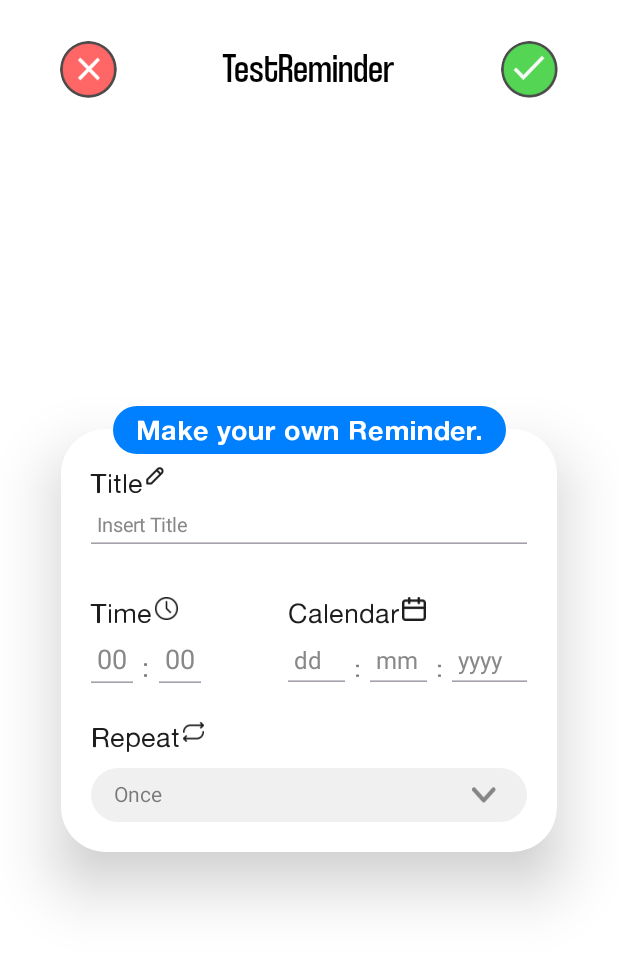
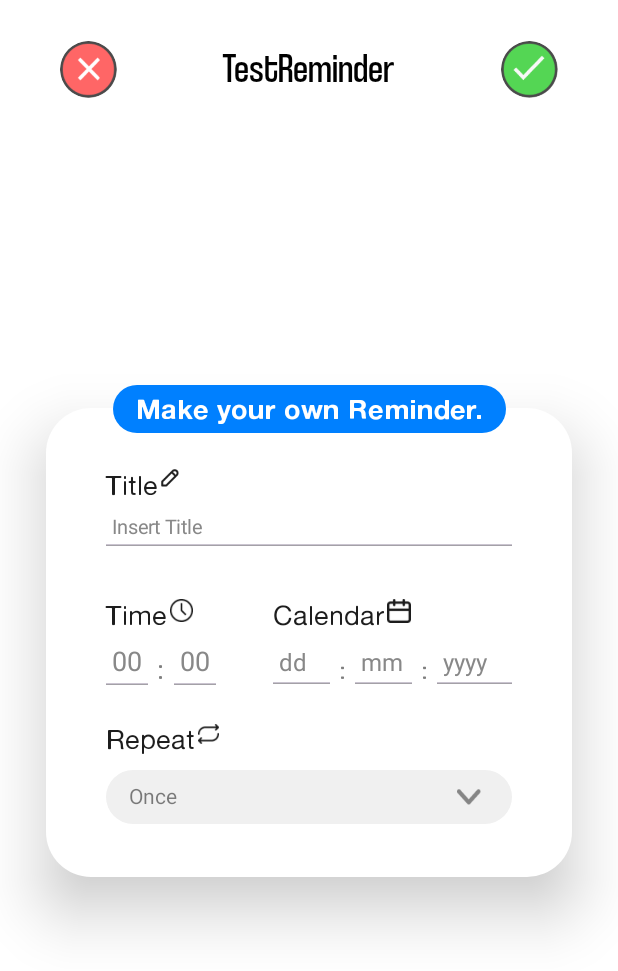
Before and after one commit to BohunD/PushNotificationsApp, an Android app built with Jetpack Compose: the screen it shows after launch (MainActivity), after a tap on "Add Task", on a phone screen of 412 x 824 dp. Shown: the top 971 px of the screen. Run offline under Robolectric (Android 15) with nearby library versions, the phone set to English and light mode, and no system bars; our stand-ins replace Dagger/Hilt's generated code, Room's generated code.

Commit message:
changed padding in input form (noticed that it was incorrect)

```diff
--- a/app/build.gradle.kts
+++ b/app/build.gradle.kts
@@ -72,8 +72,6 @@ dependencies {
     implementation(libs.androidx.room.common)
     implementation(libs.androidx.room.ktx)
 
-    implementation (libs.androidx.work.runtime.ktx)
-
 
     ksp (libs.androidx.room.compiler)
     ksp(libs.hilt.android.compiler)
--- a/app/src/main/java/com/apps/pushnotificationsapp/presentation/newReminderScreen/ui/internalViews/ReminderInputForm.kt
+++ b/app/src/main/java/com/apps/pushnotificationsapp/presentation/newReminderScreen/ui/internalViews/ReminderInputForm.kt
@@ -51,7 +51,7 @@ fun ReminderInputForm(
 ) {
     Box(
         modifier = Modifier
-            .padding(horizontal = 35.dp)
+            .padding(start = 25.dp, end = 25.dp )
             .fillMaxWidth()
     ) {
 
@@ -64,7 +64,7 @@ fun ReminderInputForm(
                     )
                     .background(Color.White)
                     .fillMaxWidth()
-                    .padding(horizontal = 20.dp)
+                    .padding(horizontal = 40.dp, vertical = 15.dp)
             ) {
                 TextFieldLabel(
                     text = stringResource(R.string.title),
```
